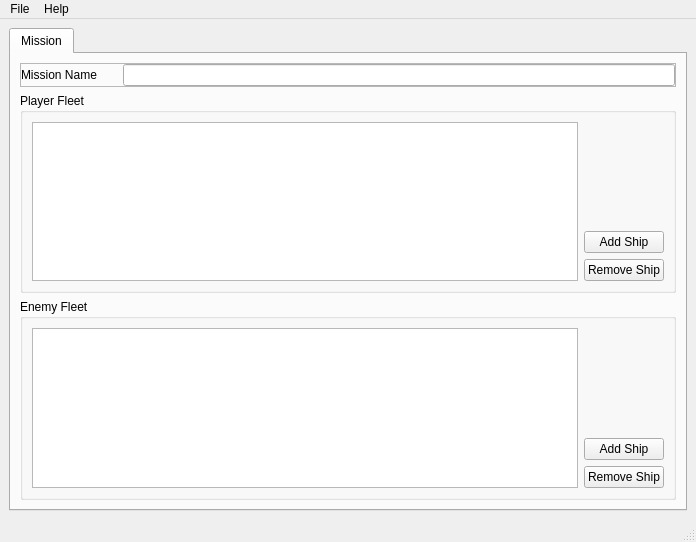
Old version of the form mainWindow.ui in the repository lja83/SFConfig.
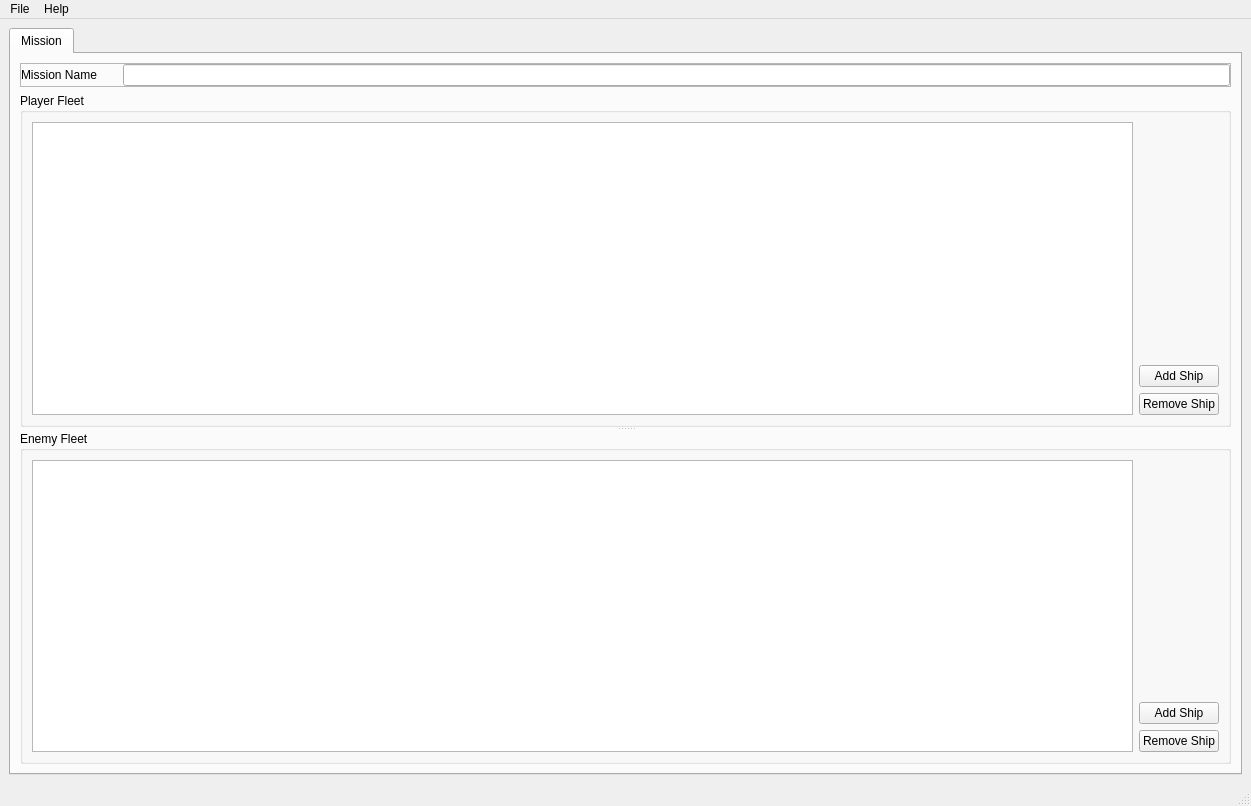
New version of the form.

Commit message: Added enemy fleet view and wing views

```diff
--- a/mainWindow.ui
+++ b/mainWindow.ui
@@ -6,8 +6,8 @@
    <rect>
     <x>0</x>
     <y>0</y>
-    <width>696</width>
-    <height>542</height>
+    <width>1251</width>
+    <height>806</height>
    </rect>
   </property>
   <property name="sizePolicy">
@@ -92,6 +92,10 @@
          </widget>
         </item>
         <item>
+         <widget class="QSplitter" name="splitter">
+          <property name="orientation">
+           <enum>Qt::Vertical</enum>
+          </property>
          <widget class="QGroupBox" name="playerFleetGroup">
           <property name="sizePolicy">
            <sizepolicy hsizetype="Expanding" vsizetype="Expanding">
@@ -117,9 +121,18 @@
              <property name="horizontalScrollMode">
               <enum>QAbstractItemView::ScrollPerPixel</enum>
              </property>
+              <property name="sortingEnabled">
+               <bool>true</bool>
+              </property>
+              <attribute name="horizontalHeaderVisible">
+               <bool>false</bool>
+              </attribute>
              <attribute name="horizontalHeaderMinimumSectionSize">
               <number>90</number>
              </attribute>
+              <attribute name="verticalHeaderShowSortIndicator" stdset="0">
+               <bool>false</bool>
+              </attribute>
             </widget>
            </item>
            <item>
@@ -155,8 +168,6 @@
            </item>
           </layout>
          </widget>
-        </item>
-        <item>
          <widget class="QGroupBox" name="enemyFleetGroup">
           <property name="sizePolicy">
            <sizepolicy hsizetype="Expanding" vsizetype="Expanding">
@@ -169,7 +180,32 @@
           </property>
           <layout class="QHBoxLayout" name="horizontalLayout_3">
            <item>
-            <widget class="QTableView" name="enemyShips"/>
+             <widget class="QTableView" name="enemyShips">
+              <property name="iconSize">
+               <size>
+                <width>200</width>
+                <height>200</height>
+               </size>
+              </property>
+              <property name="verticalScrollMode">
+               <enum>QAbstractItemView::ScrollPerPixel</enum>
+              </property>
+              <property name="horizontalScrollMode">
+               <enum>QAbstractItemView::ScrollPerPixel</enum>
+              </property>
+              <property name="sortingEnabled">
+               <bool>true</bool>
+              </property>
+              <attribute name="horizontalHeaderVisible">
+               <bool>false</bool>
+              </attribute>
+              <attribute name="horizontalHeaderMinimumSectionSize">
+               <number>90</number>
+              </attribute>
+              <attribute name="verticalHeaderShowSortIndicator" stdset="0">
+               <bool>false</bool>
+              </attribute>
+             </widget>
            </item>
            <item>
             <layout class="QVBoxLayout" name="verticalLayout_5">
@@ -204,6 +240,7 @@
            </item>
           </layout>
          </widget>
+         </widget>
         </item>
        </layout>
       </widget>
@@ -216,7 +253,7 @@
     <rect>
      <x>0</x>
      <y>0</y>
-     <width>696</width>
+     <width>1251</width>
      <height>21</height>
     </rect>
    </property>
```
Lines whose indentation alone changed are shown as unchanged. The commit also changes 1 other file.
